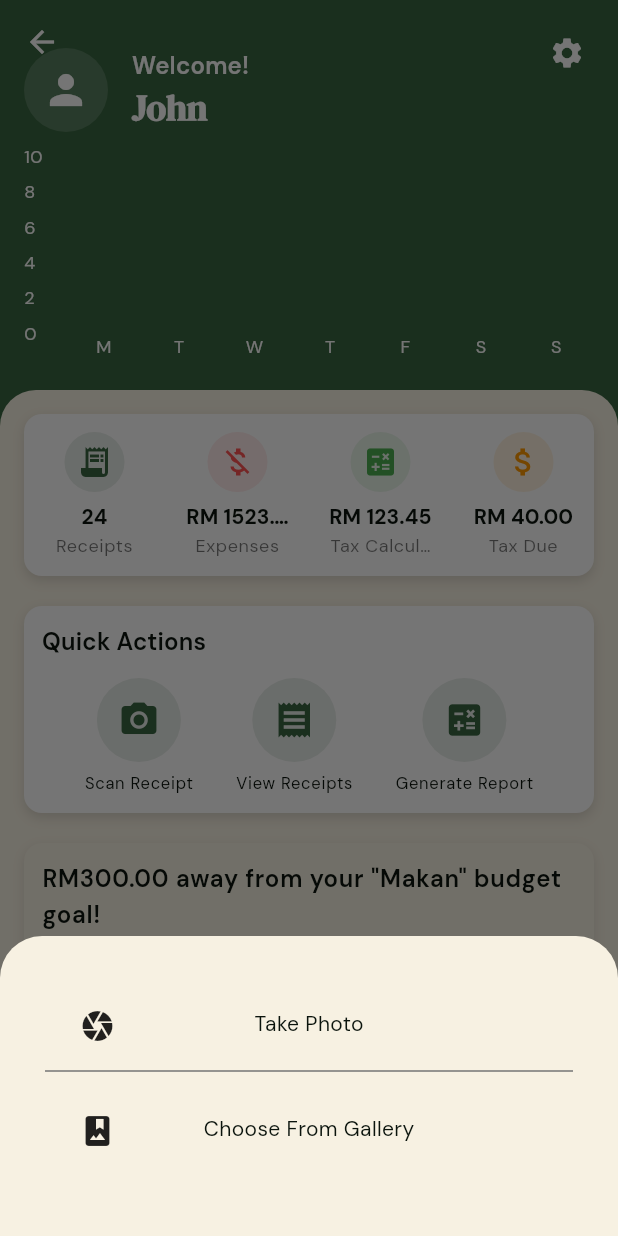
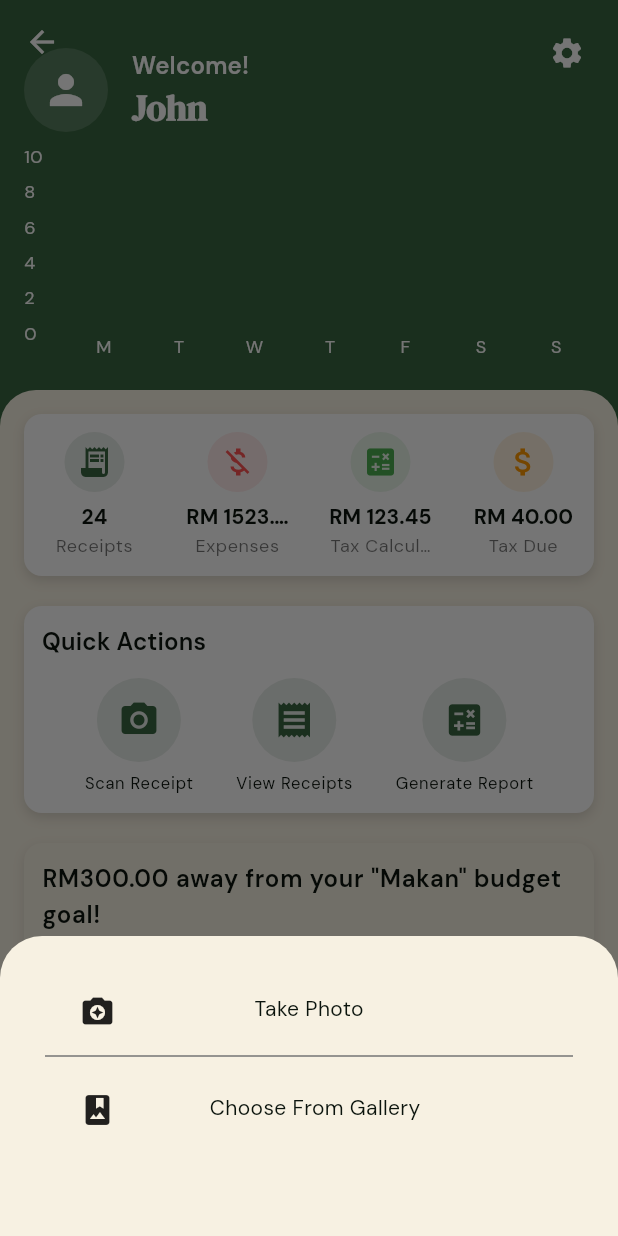
Before and after one commit to vinky0813/tolak_tax, a Flutter app: the HomeScreen screen opened by its route, after a tap on the "camera alt" icon, on a phone screen of 412 x 824 dp. Run offline on Flutter 3.47's test engine with Material 3 defaults, Android fonts, the phone set to English and light mode, and no system bars; drawn by our look-alikes of fl_chart; our stand-ins replace camera, firebase_auth, firebase_core, flutter_svg, google_sign_in; missing offline and left inert: flutter_facebook_auth; accounts and stored records are empty.

Commit message:
Refactor: Created reusable BottomSheetButton widget
This commit introduces a new `BottomSheetButton` widget to reduce code duplication in `BottomScannedFileSheet`.

The `BottomScannedFileSheet` now utilizes `BottomSheetButton` for its "Take Photo" and "Choose From Gallery" options, simplifying its structure and improving maintainability.

```diff
--- a/lib/widgets/bottom_scanned_file_sheet.dart
+++ b/lib/widgets/bottom_scanned_file_sheet.dart
@@ -1,4 +1,5 @@
 import 'package:flutter/material.dart';
+import 'bottom_sheet_button.dart';
 
 class BottomScannedFileSheet extends StatelessWidget {
   const BottomScannedFileSheet({super.key});
@@ -12,56 +13,32 @@ class BottomScannedFileSheet extends StatelessWidget {
         mainAxisSize: MainAxisSize.min,
         crossAxisAlignment: CrossAxisAlignment.center,
         children: [
-            SizedBox(height: 40),
+          SizedBox(height: 30),
           Padding(
               padding: const EdgeInsets.all(8.0),
-              child: GestureDetector(
-                onTap: (){
+              child: BottomSheetButton(
+                text: "Take Photo",
+                icon: Icons.camera_enhance,
+                onPressed: () {
                   Navigator.pushNamed(context, '/camera');
                 },
-                child: Container(
-                  width: double.infinity,
-                  child: Stack(
-                    children: [
-                      Padding(
-                        padding: const EdgeInsets.only(left: 45),
-                        child: Align(
-                          alignment: Alignment.centerLeft,
-                         child: Icon(Icons.camera)),
-                      ),
-                      Align(
-                        alignment:Alignment.center,
-                          child: const Text('Take Photo'))
-                    ],
-                  ),
-                ),
-              ),
-            ),
+              )),
           Divider(
             color: Colors.grey[600], // Color of the line
-              thickness: 1,         // Thickness of the line
-              height: 20,           // Total height of the Divider widget (includes space above/below)
-              indent: 30,           // Space to the left of the line
-              endIndent: 30,        // Space to the right of the line
+            thickness: 1, // Thickness of the line
+            height:
+                20, // Total height of the Divider widget (includes space above/below)
+            indent: 30, // Space to the left of the line
+            endIndent: 30, // Space to the right of the line
           ),
-            SizedBox(height: 10),
           Padding(
-              padding: const EdgeInsets.all(8.0),
-              child:Container(
-                width: double.infinity,
-                child: Stack(
-                  children: [
-                    Padding(
-                      padding: const EdgeInsets.only(left: 45),
-                      child: Align(
-                          alignment: Alignment.centerLeft,
-                          child: Icon(Icons.photo_album)),
-                    ),
-                    Align(
-                        alignment:Alignment.center,
-                        child: const Text('Choose From Gallery'))
-                  ],
-                ),
+            padding: const EdgeInsets.only(top:14,left: 8),
+            child: BottomSheetButton(
+              text: "Choose From Gallery",
+              icon: Icons.photo_album,
+              onPressed: () {
+                print('Choosed!');
+              },
             ),
           ),
         ],
--- /dev/null
+++ b/lib/widgets/bottom_sheet_button.dart
@@ -0,0 +1,34 @@
+import 'package:flutter/material.dart';
+
+class BottomSheetButton extends StatelessWidget{
+  final String text;
+  final IconData icon;
+
+  final VoidCallback? onPressed;
+
+  const BottomSheetButton({super.key, required this.text, this.onPressed, required this.icon});
+
+  @override
+  Widget build(BuildContext context) {
+    return GestureDetector(
+      onTap: onPressed,
+      child: Container(
+        width: double.infinity,
+        child: Stack(
+          children: [
+            Padding(
+              padding: const EdgeInsets.only(left: 45),
+              child: Align(
+                  alignment: Alignment.centerLeft,
+                  child: Icon(icon)),
+            ),
+            Align(
+                alignment:Alignment.center,
+                child:Text(text))
+          ],
+        ),
+      ),
+    );
+  }
+
+}
```
Lines whose indentation alone changed are shown as unchanged.
